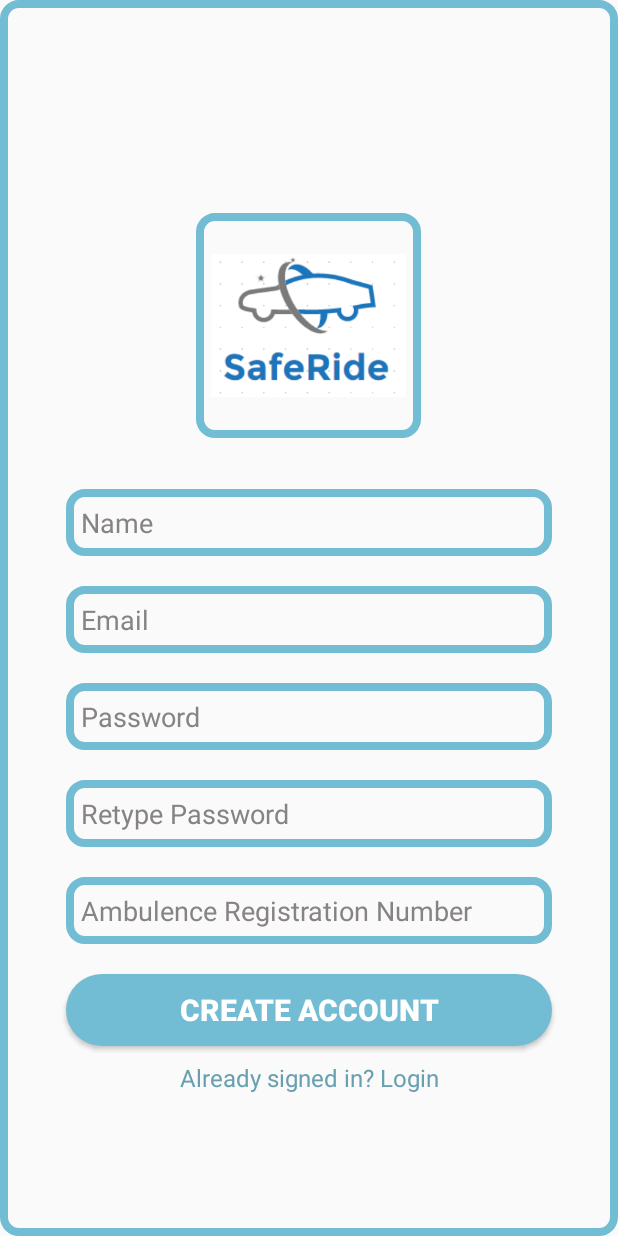
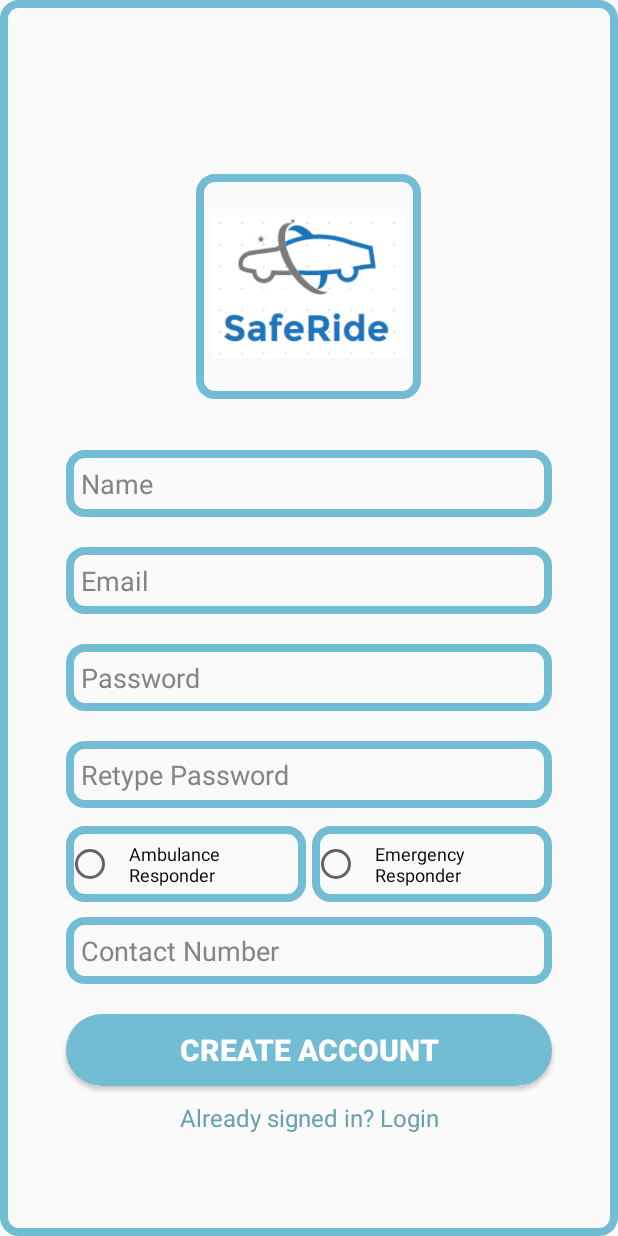
Before and after one commit to Atharva12k/AmbulanceProject, an Android app: the screen it shows after launch (Register), after a tap on "No account yet? Create one", on a phone screen of 412 x 824 dp. Run offline under Robolectric (Android 15) with nearby library versions, the phone set to English and light mode, and no system bars; our stand-ins replace Firebase (no records; nobody signed in at launch, a user with empty details on screens opened directly).

Commit message:
Change update

```diff
--- a/app/src/main/java/com/example/hp/ambulenceproject/MapsActivity.java
+++ b/app/src/main/java/com/example/hp/ambulenceproject/MapsActivity.java
@@ -115,7 +115,7 @@ public class MapsActivity extends FragmentActivity implements OnMapReadyCallback
 
                             Map<String, Object> map = new HashMap<>();
                             map.put("Token", token);
-                            firestore.collection("AMBULANCE LIST").document(firebaseAuth.getCurrentUser().getUid())
+                            firestore.collection("RESPONDER LIST").document(firebaseAuth.getCurrentUser().getUid())
                                     .update(map).addOnCompleteListener(new OnCompleteListener<Void>() {
                                 @Override
                                 public void onComplete(@NonNull Task<Void> task) {
@@ -206,7 +206,7 @@ public class MapsActivity extends FragmentActivity implements OnMapReadyCallback
             geoPoint = new GeoPoint(Constants.CurrentLocation.latitude, Constants.CurrentLocation.longitude);
             Log.d("FirebaseUser","user ID: "+user.getUid()+" GeoPoint: "+geoPoint.getLatitude()+" "+geoPoint.getLongitude());
             hashMap.put("MyLocation",geoPoint);
-            documentReference = firestore.collection("AMBULANCE LIST").document(user.getUid());
+            documentReference = firestore.collection("RESPONDER LIST").document(user.getUid());
             documentReference.update("MyLocation",geoPoint).addOnCompleteListener(new OnCompleteListener<Void>() {
                 @Override
                 public void onComplete(@NonNull Task<Void> task) {
--- a/app/src/main/java/com/example/hp/ambulenceproject/Register.java
+++ b/app/src/main/java/com/example/hp/ambulenceproject/Register.java
@@ -9,7 +9,6 @@ import android.widget.Button;
 import android.widget.EditText;
 import android.widget.TextView;
 import android.widget.Toast;
-
 import com.google.android.gms.tasks.OnFailureListener;
 import com.google.firebase.auth.AuthResult;
 import com.google.firebase.auth.FirebaseAuth;
@@ -22,21 +21,18 @@ import com.google.firebase.firestore.FirebaseFirestore;
 
 import java.util.HashMap;
 
-
-
-
 public class Register extends AppCompatActivity {
 
     private static final String TAG = "Register";
     EditText _emailText;
     EditText _passwordText;
     EditText _retypePasswordText;
-    EditText _ambulenceNumber;
+    EditText _contactNumber;
     Button _signupButton;
     TextView _loginLink;
     EditText _fnameText;
     static String uid = "";
-    private String fname,email,password,retypePassword,ambNumber;
+    private String fname,email,password,retypePassword,conNumber;
     private FirebaseAuth firebaseAuth;
     private FirebaseFirestore firestore;
     private CollectionReference collectionReference;
@@ -59,7 +55,7 @@ public class Register extends AppCompatActivity {
         _signupButton = findViewById(R.id.btn_signup);
         _loginLink = findViewById(R.id.link_login);
         _fnameText = findViewById(R.id.input_fname);
-        _ambulenceNumber=findViewById(R.id.input_anumber);
+        _contactNumber = findViewById(R.id.input_anumber);
         firebaseAuth = FirebaseAuth.getInstance();
         hashMap = new HashMap<>();
         firestore = FirebaseFirestore.getInstance();
@@ -80,8 +76,8 @@ public class Register extends AppCompatActivity {
                             if(task.isSuccessful()) {
                             //Toast.makeText(getBaseContext(),"User created successfully",Toast.LENGTH_SHORT).show();
                             user = firebaseAuth.getCurrentUser();
-                            documentReference = firestore.collection("AMBULANCE LIST").document(user.getUid());
-                            hashMap.put("Name",fname);hashMap.put("Email",email);hashMap.put("Ambulence Number",ambNumber);
+                            documentReference = firestore.collection("RESPONDER LIST").document(user.getUid());
+                            hashMap.put("Name",fname);hashMap.put("Email",email);hashMap.put("Responder Number",conNumber);
                             documentReference.set(hashMap).addOnCompleteListener(new OnCompleteListener<Void>() {
                                 @Override
                                 public void onComplete(@NonNull Task<Void> task) {
@@ -135,8 +131,8 @@ public class Register extends AppCompatActivity {
         email = _emailText.getText().toString();
         password = _passwordText.getText().toString();
         retypePassword = _retypePasswordText.getText().toString();
-        ambNumber=_ambulenceNumber.getText().toString();
-        if (email.equals("") || password.equals("") || fname.equals("") || ambNumber.equals("") ) {
+        conNumber=_contactNumber.getText().toString();
+        if (email.equals("") || password.equals("") || fname.equals("") || conNumber.equals("") ) {
             return false;
         }
         return true;
--- a/app/src/main/res/layout/activity_register.xml
+++ b/app/src/main/res/layout/activity_register.xml
@@ -77,12 +77,46 @@
             android:textColor="#000"
             android:textColorHint="#888383" />
 
+        <RadioGroup
+            android:id="@+id/radgrp"
+            android:layout_width="match_parent"
+            android:layout_height="wrap_content"
+            android:layout_marginTop="2dp">
+            <LinearLayout
+                android:layout_width="match_parent"
+                android:layout_height="wrap_content"
+                android:orientation="horizontal"
+                android:weightSum="2">
+            <RadioButton
+                android:id="@+id/ambulance"
+                android:layout_width="0dp"
+                android:layout_height="wrap_content"
+                android:layout_weight="1"
+                android:textSize="12sp"
+                android:layout_marginLeft="10dp"
+                android:layout_marginRight="2dp"
+                android:text="Ambulance Responder"
+                android:background="@drawable/customborderblue"/>
+
+            <RadioButton
+                android:id="@+id/emgres"
+                android:layout_width="0dp"
+                android:layout_height="wrap_content"
+                android:layout_weight="1"
+                android:textSize="12sp"
+                android:layout_marginRight="10dp"
+                android:layout_marginLeft="2dp"
+                android:text="Emergency Responder"
+                android:background="@drawable/customborderblue"/>
+            </LinearLayout>
+        </RadioGroup>
+
         <EditText
             android:id="@+id/input_anumber"
             android:layout_width="match_parent"
             android:layout_height="wrap_content"
             android:layout_margin="10dp"
-            android:hint="Ambulence Registration Number"
+            android:hint="Contact Number"
             android:inputType="textVisiblePassword"
             android:background="@drawable/customborderblue"
             android:textColor="#000"
```
